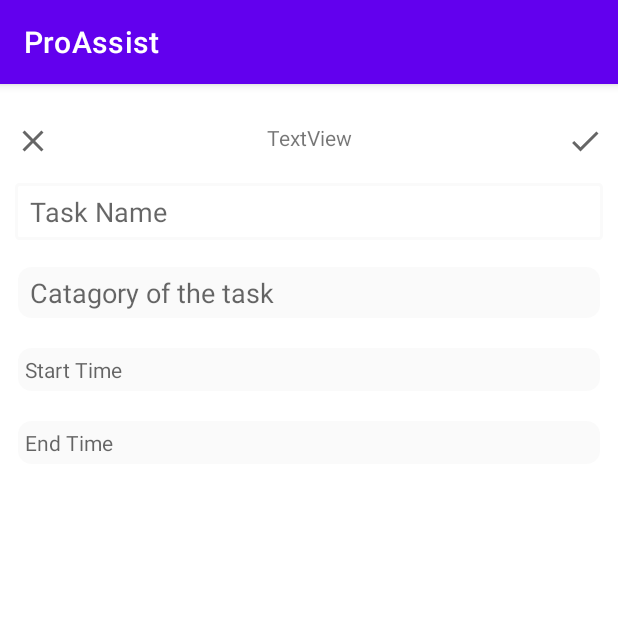
After one commit to sabbirkhan-corp/prodAssist, an Android app: the RegularActivityUpdate screen opened directly, with no data from a screen before it, on a phone screen of 412 x 824 dp, the top half of it. The commit adds this screen. Run offline under Robolectric (Android 15) with nearby library versions, the phone set to English and light mode, and no system bars.

Commit message:
Update doesn't work properly // app crashes Added new features though Even changed the single_row_layout in today

```diff
--- /dev/null
+++ b/app/src/main/java/com/sabbirunix/prodassist/addtask/RegularActivityUpdate.java
@@ -0,0 +1,148 @@
+package com.sabbirunix.prodassist.addtask;
+
+import androidx.annotation.RequiresApi;
+import androidx.appcompat.app.AppCompatActivity;
+
+import android.annotation.SuppressLint;
+import android.app.DatePickerDialog;
+import android.app.TimePickerDialog;
+import android.icu.util.Calendar;
+import android.os.Build;
+import android.os.Bundle;
+import android.view.View;
+import android.widget.EditText;
+import android.widget.ImageButton;
+import android.widget.TextView;
+import android.widget.TimePicker;
+import android.widget.Toast;
+
+import com.sabbirunix.prodassist.R;
+
+public class RegularActivityUpdate extends AppCompatActivity implements View.OnClickListener {
+    private ImageButton cancelRegularUpdate, okayRegularUpdate;
+    private EditText taskNameUpdate, taskCategoryUpdate;
+    private TextView taskStartUpdate, taskEndUpdate;
+    private DatePickerDialog datePickerDialogUpdate;
+    private TimePickerDialog timePickerDialogUpdate;
+    private RegularActivityDatabase regularActivityDatabase;
+    String id, kTime, kName;
+
+    @Override
+    protected void onCreate(Bundle savedInstanceState) {
+        super.onCreate(savedInstanceState);
+        setContentView(R.layout.activity_regular_update);
+        //finding the views from the `activity_regular.xml`
+        cancelRegularUpdate = findViewById(R.id.cancel_regular_update);
+        okayRegularUpdate = findViewById(R.id.okay_regular_update);
+        taskNameUpdate = findViewById(R.id.task_name_regular_update);
+        taskCategoryUpdate = findViewById(R.id.task_category_regular_update);
+        taskStartUpdate = findViewById(R.id.start_time_edit_regular_update);
+        taskEndUpdate = findViewById(R.id.end_time_edit_regular_update);
+
+        getAndSetIntentData();
+
+        taskStartUpdate.setOnClickListener(this);
+        taskEndUpdate.setOnClickListener(this);
+        okayRegularUpdate.setOnClickListener(this);
+        cancelRegularUpdate.setOnClickListener(this);
+
+    }
+
+
+    @SuppressLint("NonConstantResourceId")
+    @RequiresApi(api = Build.VERSION_CODES.N)
+    @Override
+    public void onClick(View v) {
+        switch (v.getId()) {
+            case R.id.start_time_edit_regular_update:
+                selectStartTime();
+                break;
+            case R.id.end_time_edit_regular_update:
+                selectEndTime();
+                break;
+            case R.id.okay_regular_update: {
+                //for setting warning and handling the FormatError in DB
+                if (taskNameUpdate.getText().toString().isEmpty()) {
+                    taskNameUpdate.setError("Give a name");
+                    taskNameUpdate.requestFocus();
+                } else if (taskCategoryUpdate.getText().toString().matches("")) {
+                    taskCategoryUpdate.setText("random");
+                } else if (taskStartUpdate.getText().toString().isEmpty()) {
+                    taskStartUpdate.setError("Choose a time");
+                    taskStartUpdate.callOnClick(); //potential bug lurks here
+                } else {
+                    RegularActivityDatabase regDB = new RegularActivityDatabase(RegularActivityUpdate.this);
+                    regDB.updateData(id, kTime, kName);
+                    lastFragmentPop(); //getting back on lastFragment
+                }
+            }
+            break;
+            case R.id.cancel_regular_update: {
+                Toast.makeText(getApplicationContext(), "Adding Canceled", Toast.LENGTH_SHORT).show();
+                lastFragmentPop(); //getting back on lastFragment
+
+            }
+            break;
+
+        }//end of switch
+
+    }
+
+    public void lastFragmentPop() {
+        //For getting back on the lastFragment
+        //works fine for now, but deprecated in api 28
+        if (getFragmentManager().getBackStackEntryCount() > 0) {
+            getFragmentManager().popBackStackImmediate();
+        } else {
+            super.onBackPressed();
+        }
+    }
+
+    @RequiresApi(api = Build.VERSION_CODES.N)
+    public void selectStartTime() {
+        Calendar cldr = Calendar.getInstance();
+        int hour = cldr.get(Calendar.HOUR_OF_DAY);
+        int minutes = cldr.get(Calendar.MINUTE);
+        //time picker Dialog
+        timePickerDialogUpdate = new TimePickerDialog(RegularActivityUpdate.this,
+                new TimePickerDialog.OnTimeSetListener() {
+                    @Override
+                    public void onTimeSet(TimePicker tp, int sHour, int sMinute) {
+                        taskStartUpdate.setText(sHour + ":" + sMinute);
+                    }
+                }, hour, minutes, false);
+        timePickerDialogUpdate.show();
+    }
+
+    @RequiresApi(api = Build.VERSION_CODES.N)
+    public void selectEndTime() {
+        Calendar cldr = Calendar.getInstance();
+        int hour = cldr.get(Calendar.HOUR_OF_DAY);
+        int minutes = cldr.get(Calendar.MINUTE);
+        //time picker Dialog
+        timePickerDialogUpdate = new TimePickerDialog(RegularActivityUpdate.this,
+                new TimePickerDialog.OnTimeSetListener() {
+                    @Override
+                    public void onTimeSet(TimePicker tp, int sHour, int sMinute) {
+                        taskEndUpdate.setText(sHour + ":" + sMinute);
+                    }
+                }, hour, minutes, false);
+        timePickerDialogUpdate.show();
+    }
+
+
+    //Getting the intent data
+    void getAndSetIntentData() {
+        if (getIntent().hasExtra("kTime") && getIntent().hasExtra("kName")) {
+            //getting data from intent
+            kTime = getIntent().getStringExtra("Ktime");
+            kName = getIntent().getStringExtra("kName");
+            //setting intent data
+            taskStartUpdate.setText(kTime);
+            taskNameUpdate.setText(kName);
+        } else {
+            Toast.makeText(getApplicationContext(), "No data", Toast.LENGTH_SHORT).show();
+        }
+    }
+
+}
--- /dev/null
+++ b/app/src/main/res/layout/activity_regular_update.xml
@@ -0,0 +1,135 @@
+<?xml version="1.0" encoding="utf-8"?>
+<androidx.constraintlayout.widget.ConstraintLayout xmlns:android="http://schemas.android.com/apk/res/android"
+    xmlns:app="http://schemas.android.com/apk/res-auto"
+    xmlns:tools="http://schemas.android.com/tools"
+    android:layout_width="match_parent"
+    android:layout_height="match_parent"
+    android:padding="10dp"
+    tools:context=".addtask.RegularActivityUpdate">
+
+    <ImageButton
+        android:id="@+id/cancel_regular_update"
+        android:layout_width="wrap_content"
+        android:layout_height="wrap_content"
+        android:layout_marginTop="16dp"
+        android:layout_marginBottom="32dp"
+        android:background="#ffffff"
+        app:layout_constraintBottom_toBottomOf="parent"
+        app:layout_constraintEnd_toEndOf="parent"
+        app:layout_constraintHorizontal_bias="0.0"
+        app:layout_constraintStart_toStartOf="parent"
+        app:layout_constraintTop_toTopOf="parent"
+        app:layout_constraintVertical_bias="0.0"
+        app:srcCompat="@drawable/ic_close" />
+
+    <ImageButton
+        android:id="@+id/okay_regular_update"
+        android:layout_width="wrap_content"
+        android:layout_height="wrap_content"
+        android:background="#ffffff"
+        app:layout_constraintBottom_toBottomOf="@+id/cancel_regular_update"
+        app:layout_constraintEnd_toEndOf="parent"
+        app:layout_constraintHorizontal_bias="1.0"
+        app:layout_constraintStart_toEndOf="@+id/cancel_regular_update"
+        app:layout_constraintTop_toTopOf="@+id/cancel_regular_update"
+        app:srcCompat="@drawable/ic_okay" />
+
+    <TextView
+        android:id="@+id/title_text_regular_update"
+        android:layout_width="wrap_content"
+        android:layout_height="0dp"
+        android:text="TextView"
+        android:textAlignment="center"
+        android:textSize="14sp"
+        app:layout_constraintBottom_toBottomOf="@+id/cancel_regular_update"
+        app:layout_constraintEnd_toStartOf="@+id/okay_regular_update"
+        app:layout_constraintStart_toEndOf="@+id/cancel_regular_update"
+        app:layout_constraintTop_toTopOf="@+id/cancel_regular_update"
+        tools:text="Update Task" />
+
+    <androidx.constraintlayout.widget.Barrier
+        android:id="@+id/barrier_update"
+        android:layout_width="0dp"
+        android:layout_height="0dp"
+        app:barrierDirection="bottom"
+        app:constraint_referenced_ids="okay_regular_update,cancel_regular_update,title_text_regular_update"
+        tools:layout_editor_absoluteY="118dp" />
+
+    <EditText
+        android:id="@+id/task_name_regular_update"
+        android:layout_width="0dp"
+        android:layout_height="wrap_content"
+        android:layout_marginTop="16dp"
+        android:background="@drawable/edittext_bg"
+        android:ems="10"
+        android:hint="Task Name"
+        android:inputType="textPersonName|textAutoComplete"
+        android:paddingStart="10sp"
+        app:layout_constraintEnd_toEndOf="parent"
+        app:layout_constraintHorizontal_bias="0.526"
+        app:layout_constraintStart_toStartOf="parent"
+        app:layout_constraintTop_toBottomOf="@+id/title_text_regular_update" />
+
+    <EditText
+        android:id="@+id/task_category_regular_update"
+        android:layout_width="0dp"
+        android:layout_height="wrap_content"
+        android:layout_marginTop="16dp"
+        android:background="@drawable/edittext_bg"
+        android:ems="10"
+        android:hint="Catagory of the task"
+        android:inputType="textPersonName|textAutoComplete"
+        android:paddingStart="10sp"
+        app:layout_constraintEnd_toEndOf="@+id/task_name_regular_update"
+        app:layout_constraintHorizontal_bias="1.0"
+        app:layout_constraintStart_toStartOf="@+id/task_name_regular_update"
+        app:layout_constraintTop_toBottomOf="@+id/task_name_regular_update" />
+
+    <TextView
+        android:id="@+id/start_time_edit_regular_update"
+        android:layout_width="0dp"
+        android:layout_height="wrap_content"
+        android:layout_marginTop="16dp"
+        android:background="@drawable/edittext_bg"
+        android:ems="10"
+        android:hint="Start Time"
+        app:layout_constraintEnd_toEndOf="@+id/task_category_regular_update"
+        app:layout_constraintStart_toStartOf="@+id/task_category_regular_update"
+        app:layout_constraintTop_toBottomOf="@+id/task_category_regular_update" />
+
+    <TextView
+        android:id="@+id/end_time_edit_regular_update"
+        android:layout_width="0dp"
+        android:layout_height="wrap_content"
+        android:layout_marginTop="16dp"
+        android:background="@drawable/edittext_bg"
+        android:ems="10"
+        android:hint="End Time"
+        app:layout_constraintEnd_toEndOf="@+id/start_time_edit_regular_update"
+        app:layout_constraintStart_toStartOf="@+id/start_time_edit_regular_update"
+        app:layout_constraintTop_toBottomOf="@+id/start_time_edit_regular_update" />
+
+    <TimePicker
+        android:layout_width="wrap_content"
+        android:layout_height="wrap_content"
+        android:layout_marginBottom="4dp"
+        android:timePickerMode="spinner"
+        android:visibility="gone"
+        app:layout_constraintBottom_toBottomOf="parent"
+        app:layout_constraintEnd_toEndOf="parent"
+        app:layout_constraintStart_toStartOf="parent"
+        app:layout_constraintTop_toTopOf="@+id/start_time_edit_regular_update"
+        app:layout_constraintVertical_bias="0.13999999" />
+
+    <DatePicker
+        android:layout_width="wrap_content"
+        android:layout_height="wrap_content"
+        android:layout_marginStart="8dp"
+        android:layout_marginEnd="8dp"
+        android:layout_marginBottom="24dp"
+        android:datePickerMode="spinner"
+        android:visibility="gone"
+        app:layout_constraintBottom_toBottomOf="parent"
+        app:layout_constraintEnd_toEndOf="parent"
+        app:layout_constraintStart_toStartOf="parent" />
+</androidx.constraintlayout.widget.ConstraintLayout>
--- a/app/src/main/res/values/strings.xml
+++ b/app/src/main/res/values/strings.xml
@@ -1,6 +1,6 @@
 <resources>
-    <string name="app_name">bottomProductivity</string>
-    <string name="title_today">Today</string>
-    <string name="title_later">Later</string>
+    <string name="app_name">ProAssist</string>
+    <string name="title_today">Tasks Today</string>
+    <string name="title_later">Tasks Later</string>
     <string name="title_stats">Stats</string>
 </resources>
```
Also changed, not shown: app/src/main/AndroidManifest.xml (+5 -4 lines), app/src/main/java/com/sabbirunix/prodassist/addtask/RegularActivityDatabase.java (+16 -0 lines), app/src/main/java/com/sabbirunix/prodassist/ui/today/TodayAdapter.java (+15 -2 lines), app/src/main/res/layout/fragment_today_single_row_recycler.xml (+18 -0 lines).
